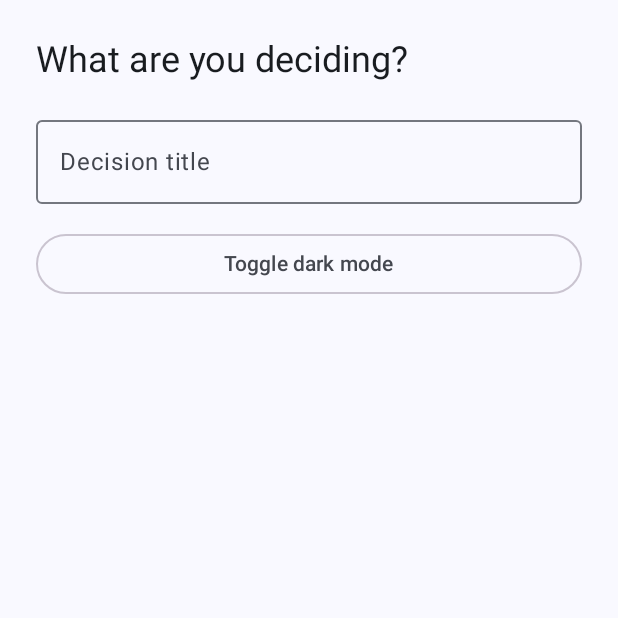
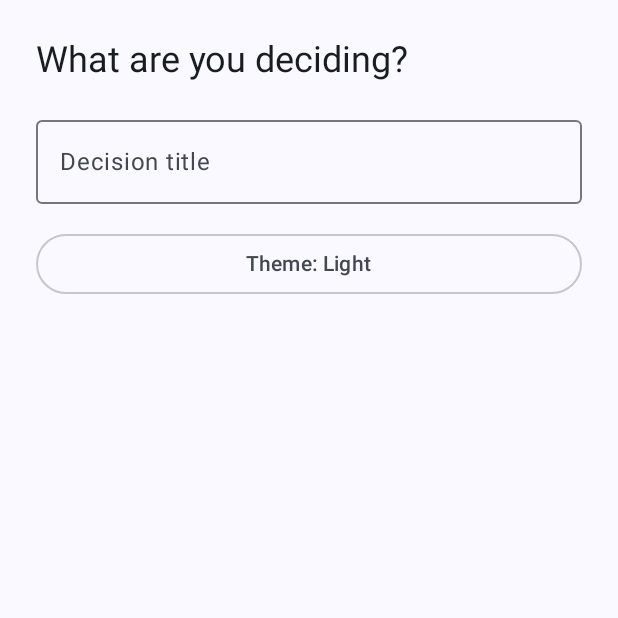
Before and after one commit to RychenJones/decide, an Android app built with Jetpack Compose: the screen it shows after launch (MainActivity), on a phone screen of 412 x 824 dp, the top half of it. Run offline under Robolectric (Android 15) with nearby library versions, the phone set to English and light mode, and no system bars.

Commit message:
added two more themes

```diff
--- a/app/src/main/java/com/example/decide/MainActivity.kt
+++ b/app/src/main/java/com/example/decide/MainActivity.kt
@@ -11,6 +11,7 @@ import androidx.compose.runtime.saveable.rememberSaveable
 import androidx.compose.runtime.setValue
 import com.example.decide.decision.ShowDecisionScreen
 import com.example.decide.home.ShowHomeScreen
+import com.example.decide.ui.theme.AppTheme
 import com.example.decide.ui.theme.DecideTheme
 import java.util.Locale
 
@@ -19,11 +20,16 @@ class MainActivity : ComponentActivity() {
         super.onCreate(savedInstanceState)
         setContent {
             val systemInDarkTheme = isSystemInDarkTheme()
-            var darkTheme by rememberSaveable { mutableStateOf(systemInDarkTheme) }
+            var selectedTheme by rememberSaveable {
+                mutableStateOf(
+                    if (systemInDarkTheme) AppTheme.DARK else AppTheme.LIGHT,
+                )
+            }
 
-            DecideTheme(darkTheme = darkTheme) {
+            DecideTheme(appTheme = selectedTheme) {
                 ShowDecideApp(
-                    onToggleTheme = { darkTheme = !darkTheme },
+                    selectedTheme = selectedTheme,
+                    onThemeSelected = { selectedTheme = it },
                 )
             }
         }
@@ -32,7 +38,8 @@ class MainActivity : ComponentActivity() {
 
 @Composable
 private fun ShowDecideApp(
-    onToggleTheme: () -> Unit,
+    selectedTheme: AppTheme,
+    onThemeSelected: (AppTheme) -> Unit,
 ) {
     var decisionTitle by rememberSaveable { mutableStateOf<String?>(null) }
     var decisionTitles by rememberSaveable { mutableStateOf(emptyList<String>()) }
@@ -53,7 +60,8 @@ private fun ShowDecideApp(
             onDecisionDeleted = { title ->
                 decisionTitles = decisionTitles - title
             },
-            onToggleTheme = onToggleTheme,
+            selectedTheme = selectedTheme,
+            onThemeSelected = onThemeSelected,
         )
     } else {
         ShowDecisionScreen(
--- a/app/src/main/java/com/example/decide/home/HomeScreen.kt
+++ b/app/src/main/java/com/example/decide/home/HomeScreen.kt
@@ -1,6 +1,7 @@
 package com.example.decide.home
 
 import androidx.compose.foundation.layout.Arrangement
+import androidx.compose.foundation.layout.Box
 import androidx.compose.foundation.layout.Column
 import androidx.compose.foundation.layout.Row
 import androidx.compose.foundation.layout.Spacer
@@ -15,6 +16,8 @@ import androidx.compose.foundation.text.KeyboardOptions
 import androidx.compose.material.icons.Icons
 import androidx.compose.material.icons.filled.Delete
 import androidx.compose.material3.Icon
+import androidx.compose.material3.DropdownMenu
+import androidx.compose.material3.DropdownMenuItem
 import androidx.compose.material3.IconButton
 import androidx.compose.material3.MaterialTheme
 import androidx.compose.material3.OutlinedButton
@@ -32,6 +35,7 @@ import androidx.compose.ui.res.stringResource
 import androidx.compose.ui.text.input.ImeAction
 import androidx.compose.ui.unit.dp
 import com.example.decide.R
+import com.example.decide.ui.theme.AppTheme
 
 @Composable
 fun ShowHomeScreen(
@@ -39,9 +43,19 @@ fun ShowHomeScreen(
     onTitleSubmitted: (String) -> Unit,
     onDecisionSelected: (String) -> Unit,
     onDecisionDeleted: (String) -> Unit,
-    onToggleTheme: () -> Unit,
+    selectedTheme: AppTheme,
+    onThemeSelected: (AppTheme) -> Unit,
 ) {
     var decisionTitle by rememberSaveable { mutableStateOf("") }
+    var themeMenuExpanded by rememberSaveable { mutableStateOf(false) }
+    val selectedThemeName = stringResource(
+        when (selectedTheme) {
+            AppTheme.LIGHT -> R.string.theme_light
+            AppTheme.DARK -> R.string.theme_dark
+            AppTheme.CREAM -> R.string.theme_cream
+            AppTheme.NAVY -> R.string.theme_navy
+        },
+    )
 
     fun submitTitle() {
         val title = decisionTitle.trim()
@@ -72,11 +86,47 @@ fun ShowHomeScreen(
             keyboardActions = KeyboardActions(onDone = { submitTitle() }),
         )
 
-        OutlinedButton(
-            onClick = onToggleTheme,
-            modifier = Modifier.fillMaxWidth(),
-        ) {
-            Text(stringResource(R.string.toggle_dark_mode))
+        Box(modifier = Modifier.fillMaxWidth()) {
+            OutlinedButton(
+                onClick = { themeMenuExpanded = true },
+                modifier = Modifier.fillMaxWidth(),
+            ) {
+                Text(stringResource(R.string.theme_button, selectedThemeName))
+            }
+
+            DropdownMenu(
+                expanded = themeMenuExpanded,
+                onDismissRequest = { themeMenuExpanded = false },
+            ) {
+                DropdownMenuItem(
+                    text = { Text(stringResource(R.string.theme_light)) },
+                    onClick = {
+                        onThemeSelected(AppTheme.LIGHT)
+                        themeMenuExpanded = false
+                    },
+                )
+                DropdownMenuItem(
+                    text = { Text(stringResource(R.string.theme_dark)) },
+                    onClick = {
+                        onThemeSelected(AppTheme.DARK)
+                        themeMenuExpanded = false
+                    },
+                )
+                DropdownMenuItem(
+                    text = { Text(stringResource(R.string.theme_cream)) },
+                    onClick = {
+                        onThemeSelected(AppTheme.CREAM)
+                        themeMenuExpanded = false
+                    },
+                )
+                DropdownMenuItem(
+                    text = { Text(stringResource(R.string.theme_navy)) },
+                    onClick = {
+                        onThemeSelected(AppTheme.NAVY)
+                        themeMenuExpanded = false
+                    },
+                )
+            }
         }
 
         if (decisions.isEmpty()) {
--- a/app/src/main/java/com/example/decide/ui/theme/Color.kt
+++ b/app/src/main/java/com/example/decide/ui/theme/Color.kt
@@ -3,6 +3,28 @@ package com.example.decide.ui.theme
 import androidx.compose.material3.darkColorScheme
 import androidx.compose.material3.lightColorScheme
 import androidx.compose.ui.graphics.Color
+
+enum class AppTheme {
+    LIGHT,
+    DARK,
+    CREAM,
+    NAVY,
+}
+
+private val Navy950 = Color(0xFF081A2A)
+private val Navy900 = Color(0xFF0F2B44)
+private val Navy800 = Color(0xFF17466B)
+private val Navy200 = Color(0xFFB4D0E8)
+private val Navy100 = Color(0xFFD0E4F7)
+
+private val Cream50 = Color(0xFFFFF8F0)
+private val Cream100 = Color(0xFFF3E7D7)
+private val Cream200 = Color(0xFFE8D8C4)
+private val Cream900 = Color(0xFF2B2118)
+
+private val Gold700 = Color(0xFF7A5C31)
+private val Gold200 = Color(0xFFFFDDB1)
+private val White = Color(0xFFFFFFFF)
 
 val LightColorScheme = lightColorScheme(
     primary = Color(0xFF415F91),
@@ -55,3 +77,55 @@ val DarkColorScheme = darkColorScheme(
     onSurfaceVariant = Color(0xFFC3C7CF),
     outline = Color(0xFF8D9199),
 )
+
+val CreamColorScheme = lightColorScheme(
+    primary = Navy900,
+    onPrimary = White,
+    primaryContainer = Navy100,
+    onPrimaryContainer = Navy950,
+    secondary = Navy800,
+    onSecondary = White,
+    secondaryContainer = Cream200,
+    onSecondaryContainer = Cream900,
+    tertiary = Gold700,
+    onTertiary = White,
+    tertiaryContainer = Gold200,
+    onTertiaryContainer = Cream900,
+    error = Color(0xFFBA1A1A),
+    onError = White,
+    errorContainer = Color(0xFFFFDAD6),
+    onErrorContainer = Color(0xFF410002),
+    background = Cream50,
+    onBackground = Cream900,
+    surface = Cream50,
+    onSurface = Cream900,
+    surfaceVariant = Cream100,
+    onSurfaceVariant = Color(0xFF4B463F),
+    outline = Color(0xFF7C766D),
+)
+
+val NavyColorScheme = darkColorScheme(
+    primary = Navy200,
+    onPrimary = Navy950,
+    primaryContainer = Navy800,
+    onPrimaryContainer = Navy100,
+    secondary = Cream200,
+    onSecondary = Cream900,
+    secondaryContainer = Navy900,
+    onSecondaryContainer = Cream100,
+    tertiary = Gold200,
+    onTertiary = Cream900,
+    tertiaryContainer = Gold700,
+    onTertiaryContainer = Gold200,
+    error = Color(0xFFFFB4AB),
+    onError = Color(0xFF690005),
+    errorContainer = Color(0xFF93000A),
+    onErrorContainer = Color(0xFFFFDAD6),
+    background = Navy950,
+    onBackground = Cream100,
+    surface = Navy950,
+    onSurface = Cream100,
+    surfaceVariant = Navy900,
+    onSurfaceVariant = Cream200,
+    outline = Navy200,
+)
--- a/app/src/main/java/com/example/decide/ui/theme/Theme.kt
+++ b/app/src/main/java/com/example/decide/ui/theme/Theme.kt
@@ -15,10 +15,16 @@ import androidx.core.view.WindowCompat
 
 @Composable
 fun DecideTheme(
-    darkTheme: Boolean = isSystemInDarkTheme(),
+    appTheme: AppTheme = if (isSystemInDarkTheme()) AppTheme.DARK else AppTheme.LIGHT,
     content: @Composable () -> Unit,
 ) {
-    val colorScheme = if (darkTheme) DarkColorScheme else LightColorScheme
+    val colorScheme = when (appTheme) {
+        AppTheme.LIGHT -> LightColorScheme
+        AppTheme.DARK -> DarkColorScheme
+        AppTheme.CREAM -> CreamColorScheme
+        AppTheme.NAVY -> NavyColorScheme
+    }
+    val darkTheme = appTheme == AppTheme.DARK || appTheme == AppTheme.NAVY
     val view = LocalView.current
 
     if (!view.isInEditMode) {
--- a/app/src/main/res/values/strings.xml
+++ b/app/src/main/res/values/strings.xml
@@ -3,7 +3,11 @@
     <string name="app_name">Decide</string>
     <string name="decision_title_prompt">What are you deciding?</string>
     <string name="decision_title_label">Decision title</string>
-    <string name="toggle_dark_mode">Toggle dark mode</string>
+    <string name="theme_button">Theme: %1$s</string>
+    <string name="theme_light">Light</string>
+    <string name="theme_dark">Dark</string>
+    <string name="theme_cream">Cream</string>
+    <string name="theme_navy">Navy</string>
     <string name="pros_entry_title">Add a pro</string>
     <string name="cons_entry_title">Add a con</string>
     <string name="item_text_label">Description</string>
```
Also changed, not shown: 81 other files.
